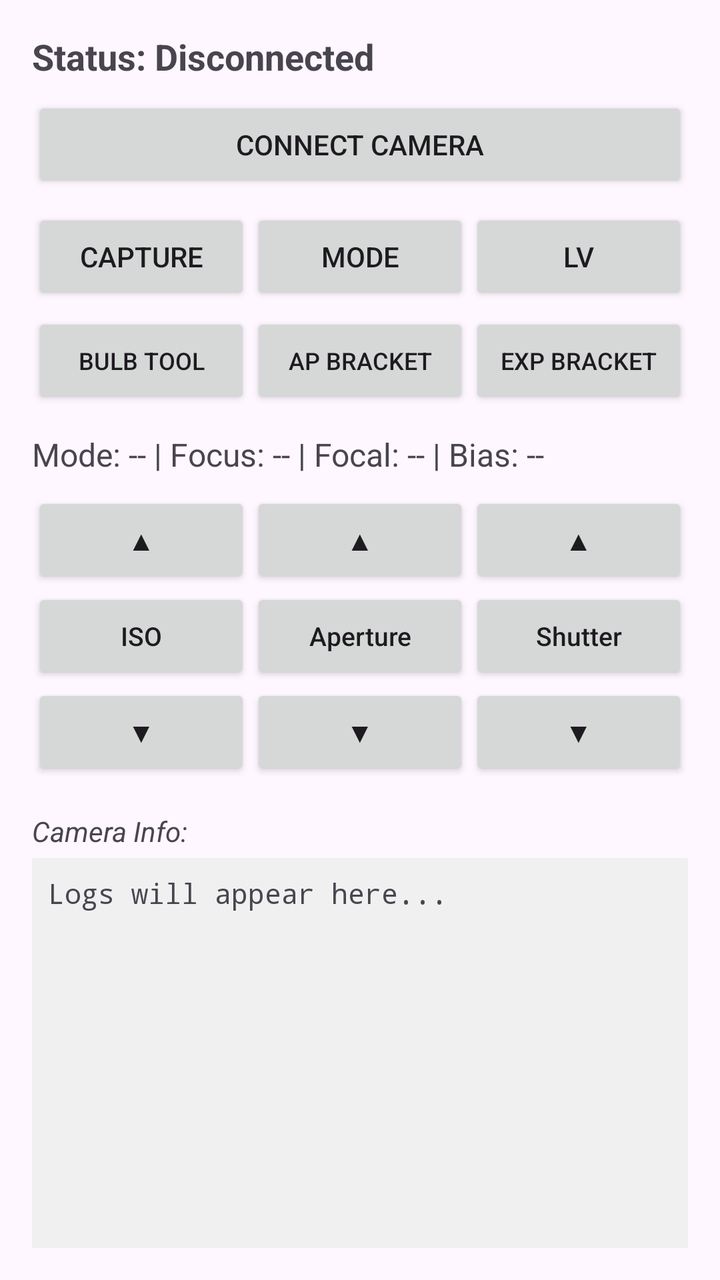
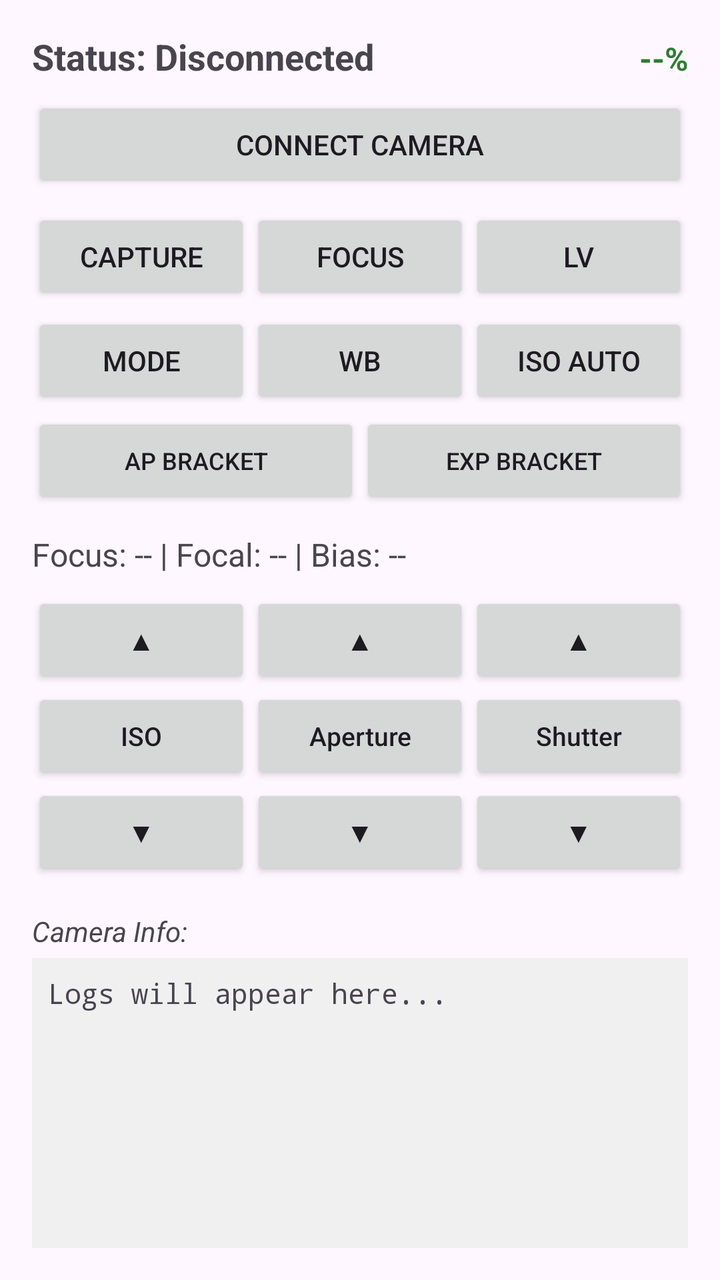

Screens rendered from an Android XML layout before and after an edit, with the pre-edit source and the edit as a unified diff.
<!-- AndroidManifest.xml: application theme Theme.NikonD300Controller -->
<!-- res/layout/activity_main.xml -->
<?xml version="1.0" encoding="utf-8"?>
<androidx.constraintlayout.widget.ConstraintLayout xmlns:android="http://schemas.android.com/apk/res/android"
    xmlns:app="http://schemas.android.com/apk/res-auto"
    xmlns:tools="http://schemas.android.com/tools"
    android:id="@+id/main"
    android:layout_width="match_parent"
    android:layout_height="match_parent"
    tools:context=".MainActivity">

    <LinearLayout
        android:layout_width="match_parent"
        android:layout_height="match_parent"
        android:orientation="vertical"
        android:padding="16dp">

        <TextView
            android:id="@+id/statusText"
            android:layout_width="match_parent"
            android:layout_height="wrap_content"
            android:text="@string/status_disconnected"
            android:textSize="18sp"
            android:textStyle="bold" />

        <Button
            android:id="@+id/connectButton"
            android:layout_width="match_parent"
            android:layout_height="wrap_content"
            android:layout_marginTop="8dp"
            android:text="@string/btn_connect" />

        <LinearLayout
            android:layout_width="match_parent"
            android:layout_height="wrap_content"
            android:orientation="horizontal"
            android:layout_marginTop="8dp">

            <Button
                android:id="@+id/captureButton"
                android:layout_width="0dp"
                android:layout_height="wrap_content"
                android:layout_weight="1"
                android:text="Capture" />

            <Button
                android:id="@+id/modeButton"
                android:layout_width="0dp"
                android:layout_height="wrap_content"
                android:layout_weight="1"
                android:text="Mode" />

            <Button
                android:id="@+id/liveViewButton"
                android:layout_width="0dp"
                android:layout_height="wrap_content"
                android:layout_weight="1"
                android:text="LV" />
        </LinearLayout>

        <LinearLayout
            android:layout_width="match_parent"
            android:layout_height="wrap_content"
            android:orientation="horizontal"
            android:layout_marginTop="4dp">

            <Button
                android:id="@+id/bulbButton"
                android:layout_width="0dp"
                android:layout_height="wrap_content"
                android:layout_weight="1"
                android:textSize="12sp"
                android:text="Bulb Tool" />

            <Button
                android:id="@+id/apBracketingButton"
                android:layout_width="0dp"
                android:layout_height="wrap_content"
                android:layout_weight="1"
                android:textSize="12sp"
                android:text="Ap Bracket" />

            <Button
                android:id="@+id/expBracketingButton"
                android:layout_width="0dp"
                android:layout_height="wrap_content"
                android:layout_weight="1"
                android:textSize="12sp"
                android:text="Exp Bracket" />
        </LinearLayout>

        <TextView
            android:id="@+id/propText"
            android:layout_width="match_parent"
            android:layout_height="wrap_content"
            android:layout_marginTop="12dp"
            android:text="Mode: -- | Focus: -- | Focal: -- | Bias: --"
            android:textSize="16sp" />

        <LinearLayout
            android:layout_width="match_parent"
            android:layout_height="wrap_content"
            android:orientation="horizontal"
            android:layout_marginTop="8dp">

            
            <LinearLayout
                android:layout_width="0dp"
                android:layout_height="wrap_content"
                android:layout_weight="1"
                android:orientation="vertical"
                android:gravity="center">
                <Button
                    android:id="@+id/isoUpButton"
                    android:layout_width="match_parent"
                    android:layout_height="wrap_content"
                    android:padding="2dp"
                    android:text="▲" />
                <Button
                    android:id="@+id/isoButton"
                    android:layout_width="match_parent"
                    android:layout_height="wrap_content"
                    android:padding="2dp"
                    android:textSize="13sp"
                    android:textAllCaps="false"
                    android:text="ISO" />
                <Button
                    android:id="@+id/isoDownButton"
                    android:layout_width="match_parent"
                    android:layout_height="wrap_content"
                    android:padding="2dp"
                    android:text="▼" />
            </LinearLayout>

            
            <LinearLayout
                android:layout_width="0dp"
                android:layout_height="wrap_content"
                android:layout_weight="1"
                android:orientation="vertical"
                android:gravity="center">
                <Button
                    android:id="@+id/apertureUpButton"
                    android:layout_width="match_parent"
                    android:layout_height="wrap_content"
                    android:padding="2dp"
                    android:text="▲" />
                <Button
                    android:id="@+id/apertureButton"
                    android:layout_width="match_parent"
                    android:layout_height="wrap_content"
                    android:padding="2dp"
                    android:textSize="13sp"
                    android:textAllCaps="false"
                    android:text="Aperture" />
                <Button
                    android:id="@+id/apertureDownButton"
                    android:layout_width="match_parent"
                    android:layout_height="wrap_content"
                    android:padding="2dp"
                    android:text="▼" />
            </LinearLayout>

            
            <LinearLayout
                android:layout_width="0dp"
                android:layout_height="wrap_content"
                android:layout_weight="1"
                android:orientation="vertical"
                android:gravity="center">
                <Button
                    android:id="@+id/shutterUpButton"
                    android:layout_width="match_parent"
                    android:layout_height="wrap_content"
                    android:padding="2dp"
                    android:text="▲" />
                <Button
                    android:id="@+id/shutterButton"
                    android:layout_width="match_parent"
                    android:layout_height="wrap_content"
                    android:padding="2dp"
                    android:textSize="13sp"
                    android:textAllCaps="false"
                    android:text="Shutter" />
                <Button
                    android:id="@+id/shutterDownButton"
                    android:layout_width="match_parent"
                    android:layout_height="wrap_content"
                    android:padding="2dp"
                    android:text="▼" />
            </LinearLayout>
        </LinearLayout>

        <TextView
            android:layout_width="match_parent"
            android:layout_height="wrap_content"
            android:layout_marginTop="16dp"
            android:text="@string/info_label"
            android:textStyle="italic" />

        <ScrollView
            android:layout_width="match_parent"
            android:layout_height="0dp"
            android:layout_weight="1"
            android:layout_marginTop="4dp"
            android:background="#F0F0F0"
            android:padding="8dp">

            <TextView
                android:id="@+id/infoText"
                android:layout_width="match_parent"
                android:layout_height="wrap_content"
                android:fontFamily="monospace"
                android:text="Logs will appear here..." />
        </ScrollView>

    </LinearLayout>

</androidx.constraintlayout.widget.ConstraintLayout>
<!-- resources referenced by this layout -->
<resources>
  <string name="btn_connect">Connect Camera</string>
  <string name="info_label">Camera Info:</string>
  <string name="status_disconnected">Status: Disconnected</string>
  <style name="Theme.NikonD300Controller" parent="Base.Theme.NikonD300Controller" />
  <style name="Base.Theme.NikonD300Controller" parent="Theme.Material3.DayNight.NoActionBar">
          
          
      </style>
</resources>

<!-- the commit's change to res/layout/activity_main.xml (unified diff, before → after) -->
@@ -13,13 +13,27 @@
         android:orientation="vertical"
         android:padding="16dp">
 
-        <TextView
-            android:id="@+id/statusText"
-            android:layout_width="match_parent"
-            android:layout_height="wrap_content"
-            android:text="@string/status_disconnected"
-            android:textSize="18sp"
-            android:textStyle="bold" />
+        <LinearLayout
+            android:layout_width="match_parent"
+            android:layout_height="wrap_content"
+            android:orientation="horizontal">
+            <TextView
+                android:id="@+id/statusText"
+                android:layout_width="0dp"
+                android:layout_height="wrap_content"
+                android:layout_weight="1"
+                android:text="@string/status_disconnected"
+                android:textSize="18sp"
+                android:textStyle="bold" />
+            <TextView
+                android:id="@+id/batteryText"
+                android:layout_width="wrap_content"
+                android:layout_height="wrap_content"
+                android:text="--%"
+                android:textSize="16sp"
+                android:textStyle="bold"
+                android:textColor="#2E7D32" />
+        </LinearLayout>
 
         <Button
             android:id="@+id/connectButton"
@@ -42,6 +56,27 @@
                 android:text="Capture" />
 
             <Button
+                android:id="@+id/focusButton"
+                android:layout_width="0dp"
+                android:layout_height="wrap_content"
+                android:layout_weight="1"
+                android:text="Focus" />
+
+            <Button
+                android:id="@+id/liveViewButton"
+                android:layout_width="0dp"
+                android:layout_height="wrap_content"
+                android:layout_weight="1"
+                android:text="LV" />
+        </LinearLayout>
+
+        <LinearLayout
+            android:layout_width="match_parent"
+            android:layout_height="wrap_content"
+            android:orientation="horizontal"
+            android:layout_marginTop="4dp">
+
+            <Button
                 android:id="@+id/modeButton"
                 android:layout_width="0dp"
                 android:layout_height="wrap_content"
@@ -49,26 +84,25 @@
                 android:text="Mode" />
 
             <Button
-                android:id="@+id/liveViewButton"
-                android:layout_width="0dp"
-                android:layout_height="wrap_content"
-                android:layout_weight="1"
-                android:text="LV" />
-        </LinearLayout>
-
-        <LinearLayout
-            android:layout_width="match_parent"
-            android:layout_height="wrap_content"
-            android:orientation="horizontal"
-            android:layout_marginTop="4dp">
-
-            <Button
-                android:id="@+id/bulbButton"
-                android:layout_width="0dp"
-                android:layout_height="wrap_content"
-                android:layout_weight="1"
-                android:textSize="12sp"
-                android:text="Bulb Tool" />
+                android:id="@+id/wbButton"
+                android:layout_width="0dp"
+                android:layout_height="wrap_content"
+                android:layout_weight="1"
+                android:text="WB" />
+
+            <Button
+                android:id="@+id/isoAutoButton"
+                android:layout_width="0dp"
+                android:layout_height="wrap_content"
+                android:layout_weight="1"
+                android:text="ISO Auto" />
+        </LinearLayout>
+
+        <LinearLayout
+            android:layout_width="match_parent"
+            android:layout_height="wrap_content"
+            android:orientation="horizontal"
+            android:layout_marginTop="2dp">
 
             <Button
                 android:id="@+id/apBracketingButton"
@@ -92,7 +126,7 @@
             android:layout_width="match_parent"
             android:layout_height="wrap_content"
             android:layout_marginTop="12dp"
-            android:text="Mode: -- | Focus: -- | Focal: -- | Bias: --"
+            android:text="Focus: -- | Focal: -- | Bias: --"
             android:textSize="16sp" />
 
         <LinearLayout
